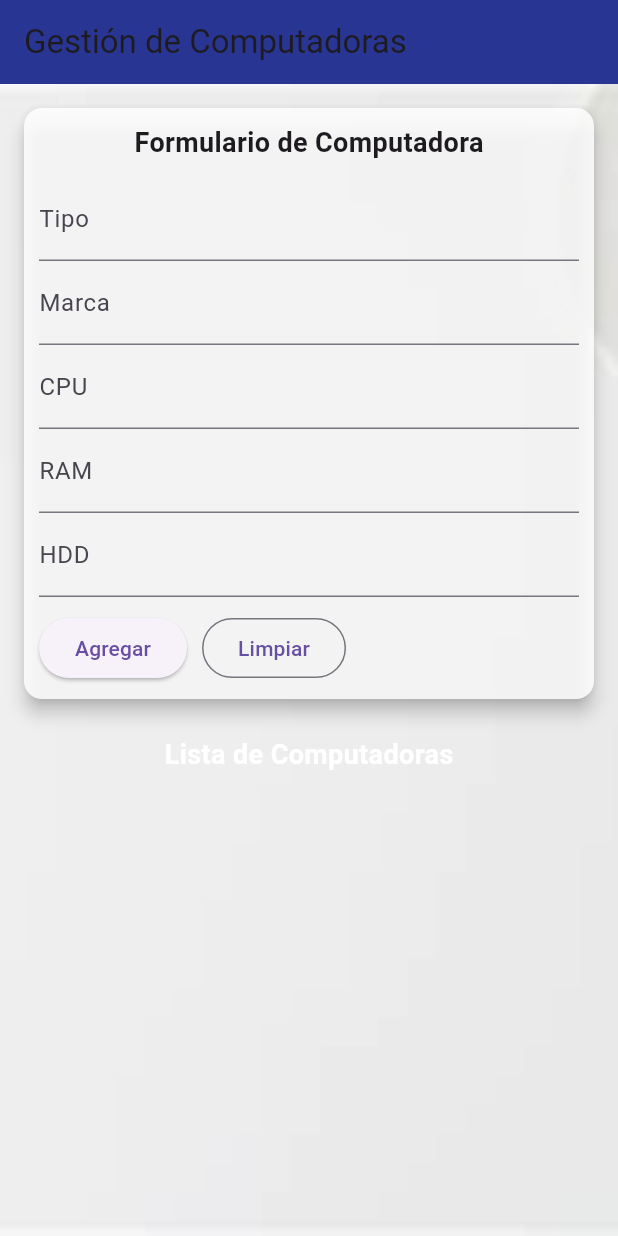
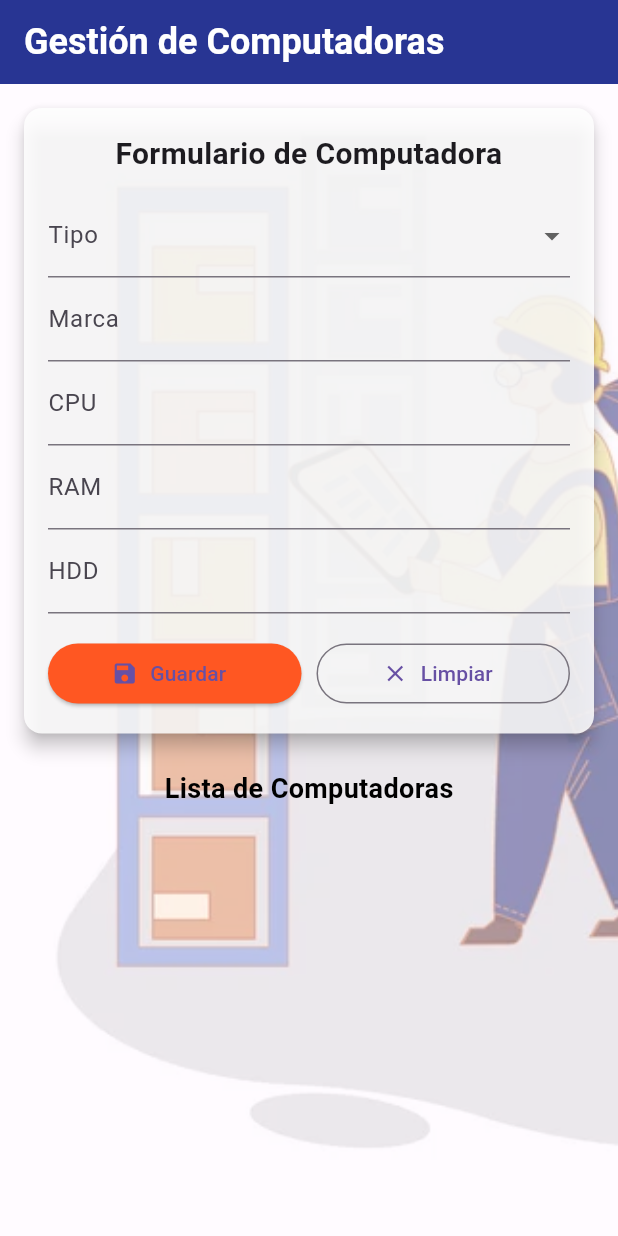
Before and after one commit to sebassil12/sqlite-flutter, a Flutter app: the screen it shows after launch, on a phone screen of 412 x 824 dp. Run offline on Flutter 3.47's test engine with Material 3 defaults, Android fonts, the phone set to English and light mode, and no system bars; our stand-ins replace sqflite; accounts and stored records are empty.

Commit message:
IMP: separation of funcionalities

```diff
--- a/lib/main.dart
+++ b/lib/main.dart
@@ -3,7 +3,8 @@ import 'db_helper.dart';
 import 'computadora.dart';
 
 void main() {
-  runApp(ComputadorasApp());
+  //Use const to avoid unnecessary rebuilds
+  runApp(const ComputadorasApp());
 }
 
 class ComputadorasApp extends StatelessWidget {
@@ -13,8 +14,17 @@ class ComputadorasApp extends StatelessWidget {
   Widget build(BuildContext context) {
     return MaterialApp(
       title: 'Gestión de Computadoras',
-      theme: ThemeData(primarySwatch: Colors.blue),
-      home: HomeScreen(),
+      theme: ThemeData(
+        primarySwatch: Colors.blue,
+        //Add elevatedButtonTheme to set default style for elevated buttons
+        elevatedButtonTheme: ElevatedButtonThemeData(
+          style: ElevatedButton.styleFrom(
+            backgroundColor: Colors.deepOrange,
+          ),
+        ),
+      ),
+      // use const for the home widget to avoid unnecessary rebuilds
+      home: const HomeScreen(),
     );
   }
 }
@@ -28,15 +38,16 @@ class HomeScreen extends StatefulWidget {
 
 class _HomeScreenState extends State<HomeScreen> {
   List<Computadora> listaComputadoras = [];
-
-  final _formKey = GlobalKey<FormState>();
+  // Use GlobalKey<FormState> to manage the form state
+  final GlobalKey<FormState> _formKey = GlobalKey<FormState>();
   Computadora? computadoraActual;
 
-  final tipoCtrl = TextEditingController();
-  final marcaCtrl = TextEditingController();
-  final cpuCtrl = TextEditingController();
-  final ramCtrl = TextEditingController();
-  final hddCtrl = TextEditingController();
+  // Use TextEditingController to manage the text fields
+  final TextEditingController tipoCtrl = TextEditingController();
+  final TextEditingController marcaCtrl = TextEditingController();
+  final TextEditingController cpuCtrl = TextEditingController();
+  final TextEditingController ramCtrl = TextEditingController();
+  final TextEditingController hddCtrl = TextEditingController();
 
   @override
   void initState() {
@@ -44,11 +55,25 @@ class _HomeScreenState extends State<HomeScreen> {
     _cargarComputadoras();
   }
 
+  @override
+  void dispose() {
+    tipoCtrl.dispose();
+    marcaCtrl.dispose();
+    cpuCtrl.dispose();
+    ramCtrl.dispose();
+    hddCtrl.dispose();
+    super.dispose();
+  }
+
   Future<void> _cargarComputadoras() async {
+    try{
       final data = await DBHelper.getComputadoras();
       setState(() {
       listaComputadoras = data;
       });
+    } catch (e) { // Handle error if needed
+      _mostrarError("Error al cargar computadoras: $e");
+    }
   }
 
   void _limpiarFormulario() {
@@ -71,14 +96,17 @@ class _HomeScreenState extends State<HomeScreen> {
         hdd: hddCtrl.text,
       );
 
+    try{
         if (computadoraActual == null) {
           await DBHelper.insertComputadora(nueva);
         } else {
           await DBHelper.updateComputadora(nueva);
         }
-
         _limpiarFormulario();
         await _cargarComputadoras();
+      } catch (e) { // Handle error if needed
+        _mostrarError("Error al guardar computadora: $e");
+      }
     }
   }
 
@@ -90,25 +118,42 @@ class _HomeScreenState extends State<HomeScreen> {
     ramCtrl.text = compu.ram;
     hddCtrl.text = compu.hdd;
   }
-
+  //Future is used to handle async operations
   Future<void> _eliminarComputadora(int id) async {
+    try {
       await DBHelper.deleteComputadora(id);
       await _cargarComputadoras();
+    } catch (e) {
+      _mostrarError('Error al eliminar computadora: $e');
+    }
+  }
+
+  void _mostrarError(String mensaje) {
+    ScaffoldMessenger.of(context).showSnackBar(
+      SnackBar(content: Text(mensaje)),
+    );
   }
 
   @override
   Widget build(BuildContext context) {
     return Scaffold(
       appBar: AppBar(
-        title: Text("Gestión de Computadoras"),
+        title: Text(
+          "Gestión de Computadoras",
+          style: TextStyle(fontSize: 24, fontWeight: FontWeight.bold, color: Colors.white),
+        ),
         backgroundColor: Colors.indigo[800],
       ),
       body: Stack(
   children: [
     Positioned.fill(
+      child: Opacity(
+          opacity: 0.5, // Ajusta la opacidad aquí
           child: Image.asset(
             'assets/fondo.jpg',
             fit: BoxFit.cover,
+            alignment: Alignment.topLeft,
+        ),
       ),
     ),
     Positioned.fill(
@@ -116,33 +161,143 @@ class _HomeScreenState extends State<HomeScreen> {
         padding: EdgeInsets.all(12),
         child: Column(
           children: [
-                  Card(
+             FormularioComputadora(
+                    formKey: _formKey,
+                    tipoCtrl: tipoCtrl,
+                    marcaCtrl: marcaCtrl,
+                    cpuCtrl: cpuCtrl,
+                    ramCtrl: ramCtrl,
+                    hddCtrl: hddCtrl,
+                    onSave: _guardarComputadora,
+                    onClear: _limpiarFormulario,
+                  ),
+                  const SizedBox(height: 20),
+                  const Text(
+                    "Lista de Computadoras",
+                    style: TextStyle(fontSize: 18, fontWeight: FontWeight.bold, color: Colors.black),
+                  ),
+                  const SizedBox(height: 10),
+                  ...listaComputadoras.map((compu) => Card(
+                        color: Colors.black.withValues(alpha: 0.6 * 255),
+                        shape: RoundedRectangleBorder(borderRadius: BorderRadius.circular(10)),
+                        child: ListTile(
+                          leading: const Icon(Icons.computer, color: Colors.white),
+                          title: Text("${compu.tipo} - ${compu.marca}", style: const TextStyle(color: Colors.white)),
+                          subtitle: Text(
+                            "CPU: ${compu.cpu}, RAM: ${compu.ram}, HDD: ${compu.hdd}",
+                            style: const TextStyle(color: Colors.white70),
+                          ),
+                          trailing: Row(
+                            mainAxisSize: MainAxisSize.min,
+                            children: [
+                              IconButton(
+                                icon: const Icon(Icons.edit, color: Colors.orangeAccent),
+                                onPressed: () => _cargarEnFormulario(compu),
+                              ),
+                              IconButton(
+                                icon: const Icon(Icons.delete, color: Colors.redAccent),
+                                onPressed: () => _eliminarComputadora(compu.id!),
+                              ),
+                            ],
+                          ),
+                        ),
+                      )),
+                  const SizedBox(height: 100), // espacio para scroll cómodo
+                ],
+              ),
+            ),
+          ),
+        ],
+      ),
+    );
+  }
+}
+
+class FormularioComputadora extends StatelessWidget {
+  final GlobalKey<FormState> formKey;
+  final TextEditingController tipoCtrl, marcaCtrl, cpuCtrl, ramCtrl, hddCtrl;
+  final VoidCallback onSave, onClear;
+
+  const FormularioComputadora({
+    super.key,
+    required this.formKey,
+    required this.tipoCtrl,
+    required this.marcaCtrl,
+    required this.cpuCtrl,
+    required this.ramCtrl,
+    required this.hddCtrl,
+    required this.onSave,
+    required this.onClear,
+  });
+
+  @override
+  Widget build(BuildContext context) {
+    return Card(
       color: Colors.white.withOpacity(0.85),
       elevation: 5,
+      shape: RoundedRectangleBorder(borderRadius: BorderRadius.circular(12)),
       child: Padding(
-                      padding: const EdgeInsets.all(10),
+        padding: const EdgeInsets.all(16),
         child: Form(
-                        key: _formKey,
+          key: formKey,
           child: Column(
+            crossAxisAlignment: CrossAxisAlignment.stretch,
             children: [
-                            Text("Formulario de Computadora", style: TextStyle(fontSize: 18, fontWeight: FontWeight.bold)),
-                            SizedBox(height: 10),
-                            TextFormField(controller: tipoCtrl, decoration: InputDecoration(labelText: 'Tipo'), validator: (v) => v!.isEmpty ? 'Campo requerido' : null),
-                            TextFormField(controller: marcaCtrl, decoration: InputDecoration(labelText: 'Marca'), validator: (v) => v!.isEmpty ? 'Campo requerido' : null),
-                            TextFormField(controller: cpuCtrl, decoration: InputDecoration(labelText: 'CPU'), validator: (v) => v!.isEmpty ? 'Campo requerido' : null),
-                            TextFormField(controller: ramCtrl, decoration: InputDecoration(labelText: 'RAM'), validator: (v) => v!.isEmpty ? 'Campo requerido' : null),
-                            TextFormField(controller: hddCtrl, decoration: InputDecoration(labelText: 'HDD'), validator: (v) => v!.isEmpty ? 'Campo requerido' : null),
-                            SizedBox(height: 10),
+              const Text(
+                "Formulario de Computadora",
+                style: TextStyle(fontSize: 20, fontWeight: FontWeight.bold),
+                textAlign: TextAlign.center,
+              ),
+              const SizedBox(height: 12),
+              DropdownButtonFormField<String>(
+                value: tipoCtrl.text.isNotEmpty ? tipoCtrl.text : null, // Valor inicial
+                decoration: const InputDecoration(labelText: 'Tipo'),
+                items: const [
+                  DropdownMenuItem(value: 'Laptop', child: Text('Laptop')),
+                  DropdownMenuItem(value: 'Escritorio', child: Text('Escritorio')),
+                ],
+                onChanged: (value) {
+                  tipoCtrl.text = value!; // Actualiza el controlador con el valor seleccionado
+                },
+                validator: (value) => value == null || value.isEmpty ? 'Campo requerido' : null,
+              ),
+              TextFormField(
+                controller: marcaCtrl,
+                decoration: const InputDecoration(labelText: 'Marca'),
+                validator: (v) => v!.isEmpty ? 'Campo requerido' : null,
+              ),
+              TextFormField(
+                controller: cpuCtrl,
+                decoration: const InputDecoration(labelText: 'CPU'),
+                validator: (v) => v!.isEmpty ? 'Campo requerido' : null,
+              ),
+              TextFormField(
+                controller: ramCtrl,
+                decoration: const InputDecoration(labelText: 'RAM'),
+                validator: (v) => v!.isEmpty ? 'Campo requerido' : null,
+              ),
+              TextFormField(
+                controller: hddCtrl,
+                decoration: const InputDecoration(labelText: 'HDD'),
+                validator: (v) => v!.isEmpty ? 'Campo requerido' : null,
+              ),
+              const SizedBox(height: 16),
               Row(
                 children: [
-                                ElevatedButton(
-                                  onPressed: _guardarComputadora,
-                                  child: Text(computadoraActual == null ? 'Agregar' : 'Actualizar'),
+                  Expanded(
+                    child: ElevatedButton.icon(
+                      onPressed: onSave,
+                      icon: const Icon(Icons.save),
+                      label: const Text('Guardar'),
                     ),
-                                SizedBox(width: 10),
-                                OutlinedButton(
-                                  onPressed: _limpiarFormulario,
-                                  child: Text("Limpiar"),
+                  ),
+                  const SizedBox(width: 10),
+                  Expanded(
+                    child: OutlinedButton.icon(
+                      onPressed: onClear,
+                      icon: const Icon(Icons.clear),
+                      label: const Text("Limpiar"),
+                    ),
                   ),
                 ],
               ),
@@ -150,31 +305,6 @@ class _HomeScreenState extends State<HomeScreen> {
           ),
         ),
       ),
-                  ),
-                  SizedBox(height: 20),
-                  Text("Lista de Computadoras", style: TextStyle(fontSize: 18, fontWeight: FontWeight.bold, color: Colors.white)),
-                  SizedBox(height: 10),
-                  ...listaComputadoras.map((compu) => Card(
-                        color: Colors.white.withOpacity(0.9),
-                        child: ListTile(
-                          leading: Icon(Icons.computer, color: Colors.indigo),
-                          title: Text("${compu.tipo} - ${compu.marca}"),
-                          subtitle: Text("CPU: ${compu.cpu}, RAM: ${compu.ram}, HDD: ${compu.hdd}"),
-                          trailing: Row(
-                            mainAxisSize: MainAxisSize.min,
-                            children: [
-                              IconButton(icon: Icon(Icons.edit, color: Colors.orange), onPressed: () => _cargarEnFormulario(compu)),
-                              IconButton(icon: Icon(Icons.delete, color: Colors.red), onPressed: () => _eliminarComputadora(compu.id!)),
-                            ],
-                          ),
-                        ),
-                      )),
-                ],
-              ),
-            ),
-          )
-        ],
-      ),
     );
   }
 }
```
Also changed, not shown: assets/fondo.jpg. Lines whose indentation alone changed are shown as unchanged.
